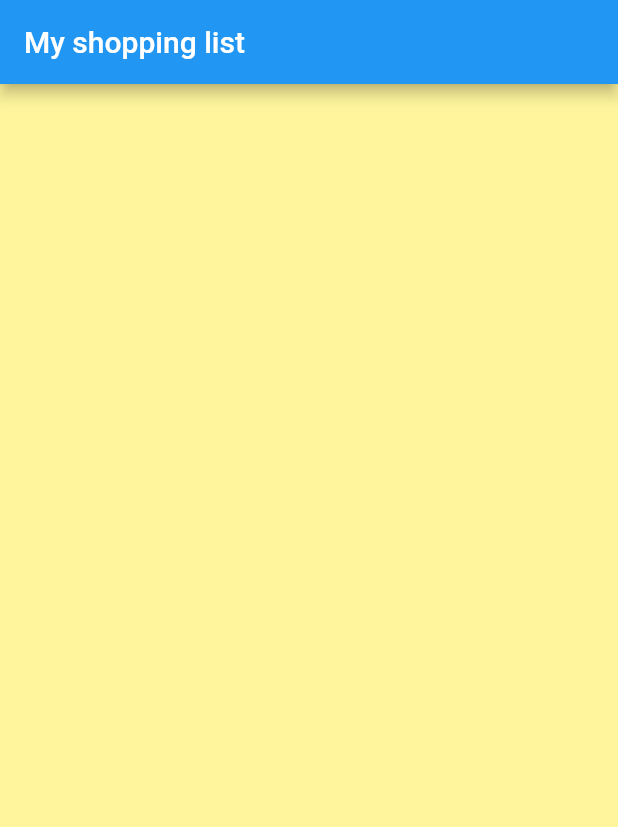
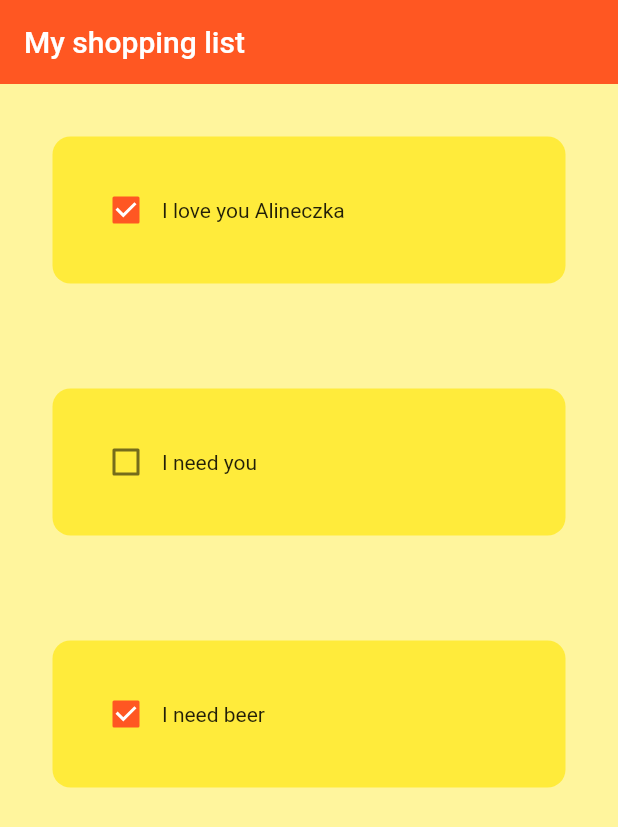
Before and after one commit to michalkrysinski/my_shopping_list, a Flutter app: the HomePage screen opened directly, on a phone screen of 412 x 824 dp. Shown: the top 827 px of the screen. Run offline on Flutter 3.47's test engine with Material 2 defaults, Android fonts, the phone set to English and light mode, and no system bars.

Commit message:
Add Container and CheckBox

```diff
--- /dev/null
+++ b/lib/app/home/home_page.dart
@@ -0,0 +1,38 @@
+import 'package:flutter/material.dart';
+import 'package:my_shopping_list/app/util/my_shopping_list_tile.dart';
+
+class HomePage extends StatelessWidget {
+  const HomePage({
+    super.key,
+  });
+
+  @override
+  Widget build(BuildContext context) {
+    return Scaffold(
+      backgroundColor: Colors.yellow[200],
+      appBar: AppBar(
+        title: const Text('My shopping list'),
+        elevation: 0,
+      ),
+      body: ListView(
+        children: [
+          MyShoppingListTile(
+            taskName: "I love you Alineczka",
+            taskCompleted: true,
+            onChanged: (p0) {},
+          ),
+          MyShoppingListTile(
+            taskName: "I need you",
+            taskCompleted: false,
+            onChanged: (p0) {},
+          ),
+          MyShoppingListTile(
+            taskName: "I need beer",
+            taskCompleted: true,
+            onChanged: (p0) {},
+          ),
+        ],
+      ),
+    );
+  }
+}
--- a/lib/app/home/homepage.dart
+++ /dev/null
@@ -1,17 +0,0 @@
-import 'package:flutter/material.dart';
-
-class HomePage extends StatelessWidget {
-  const HomePage({
-    super.key,
-  });
-
-  @override
-  Widget build(BuildContext context) {
-    return Scaffold(
-      backgroundColor: Colors.yellow[200],
-      appBar: AppBar(
-        title: const Text('My shopping list'),
-      ),
-    );
-  }
-}
--- /dev/null
+++ b/lib/app/util/my_shopping_list_tile.dart
@@ -0,0 +1,38 @@
+import 'package:flutter/material.dart';
+
+// ignore: must_be_immutable
+class MyShoppingListTile extends StatelessWidget {
+  final String taskName;
+  final bool taskCompleted;
+  Function(bool?)? onChanged;
+
+  MyShoppingListTile({
+    super.key,
+    required this.taskName,
+    required this.taskCompleted,
+    required this.onChanged,
+  });
+
+  @override
+  Widget build(BuildContext context) {
+    return Padding(
+      padding: const EdgeInsets.all(35.0),
+      child: Container(
+        padding: const EdgeInsets.all(25),
+        decoration: BoxDecoration(
+          color: Colors.yellow,
+          borderRadius: BorderRadius.circular(12),
+        ),
+        child: Row(
+          children: [
+//checkbox
+            Checkbox(value: taskCompleted, onChanged: onChanged),
+
+            //task name
+            Text(taskName),
+          ],
+        ),
+      ),
+    );
+  }
+}
--- a/lib/main.dart
+++ b/lib/main.dart
@@ -1,4 +1,5 @@
 import 'package:flutter/material.dart';
+import 'package:my_shopping_list/app/home/home_page.dart';
 
 void main() {
   runApp(const MyApp());
@@ -10,21 +11,9 @@ class MyApp extends StatelessWidget {
   @override
   Widget build(BuildContext context) {
     return MaterialApp(
-        title: 'Flutter Demo',
-        theme: ThemeData(
-          primarySwatch: Colors.blue,
-        ),
-        home: HomePage());
+      debugShowCheckedModeBanner: false,
+      home: const HomePage(),
+      theme: ThemeData(primarySwatch: Colors.deepOrange),
+    );
   }
 }
-
-class HomePage extends StatelessWidget {
-  const HomePage({
-    super.key,
-  });
-
-  @override
-  Widget build(BuildContext context) {
-    return Scaffold();
-  }
-}
```
